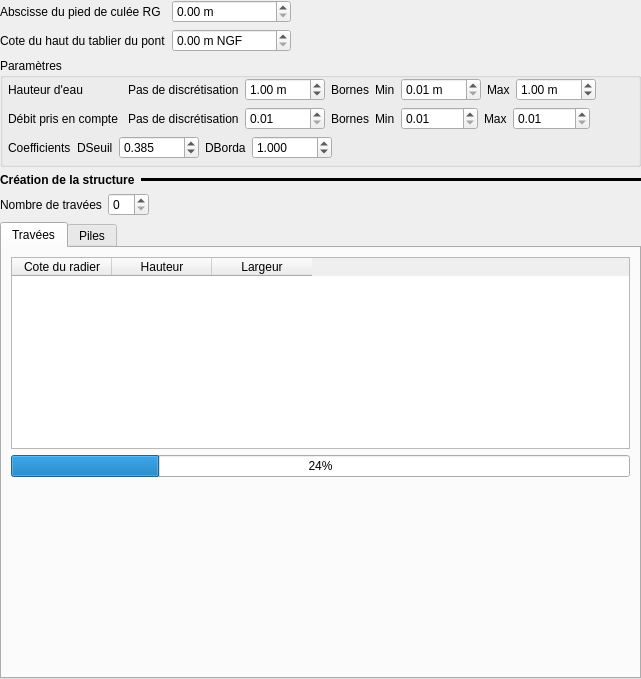
Above: ui/structures/ui_borda_da.ui from Artelia/Mascaret before the change. Below: the same form after it.
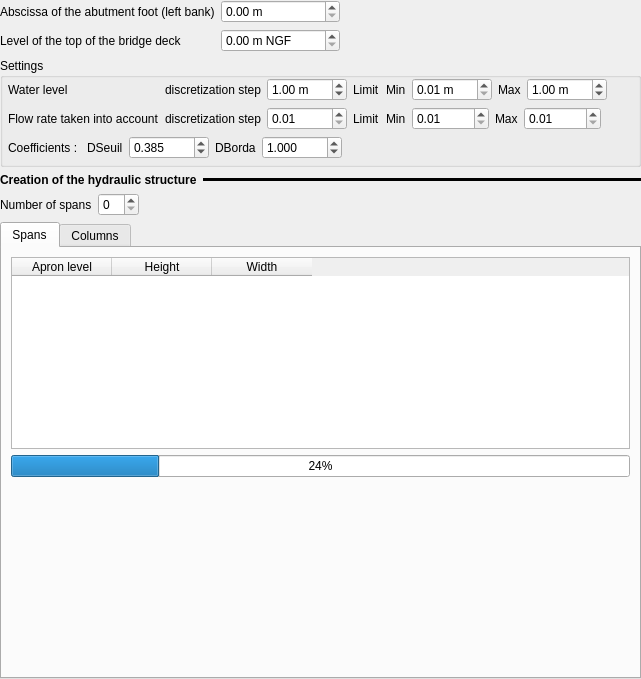
That is the form after the change.

```diff
--- a/ui/structures/ui_borda_da.ui
+++ b/ui/structures/ui_borda_da.ui
@@ -60,14 +60,14 @@
      <item row="2" column="0">
       <widget class="QLabel" name="label_6">
        <property name="text">
-        <string>Cote du haut du tablier du pont</string>
+        <string>Level of the top of the bridge deck</string>
        </property>
       </widget>
      </item>
      <item row="1" column="0">
       <widget class="QLabel" name="label_17">
        <property name="text">
-        <string>Abscisse du pied de culée RG</string>
+        <string>Abscissa of the abutment foot (left bank)</string>
        </property>
       </widget>
      </item>
@@ -92,7 +92,7 @@
    <item>
     <widget class="QGroupBox" name="groupBox_5">
      <property name="title">
-      <string>Paramètres</string>
+      <string>Settings</string>
      </property>
      <layout class="QVBoxLayout" name="verticalLayout_18">
       <property name="leftMargin">
@@ -112,14 +112,14 @@
         <item row="1" column="1">
          <widget class="QLabel" name="label_8">
           <property name="text">
-           <string>Pas de discrétisation</string>
+           <string>discretization step</string>
           </property>
          </widget>
         </item>
         <item row="1" column="0">
          <widget class="QLabel" name="label_45">
           <property name="text">
-           <string>Débit pris en compte </string>
+           <string>Flow rate taken into account</string>
           </property>
          </widget>
         </item>
@@ -164,21 +164,21 @@
         <item row="0" column="1">
          <widget class="QLabel" name="label_9">
           <property name="text">
-           <string>Pas de discrétisation</string>
+           <string>discretization step</string>
           </property>
          </widget>
         </item>
         <item row="0" column="3">
          <widget class="QLabel" name="label_46">
           <property name="text">
-           <string>Bornes</string>
+           <string>Limit</string>
           </property>
          </widget>
         </item>
         <item row="0" column="0">
          <widget class="QLabel" name="label_47">
           <property name="text">
-           <string>Hauteur d'eau</string>
+           <string>Water level</string>
           </property>
          </widget>
         </item>
@@ -257,7 +257,7 @@
         <item row="1" column="3">
          <widget class="QLabel" name="label_50">
           <property name="text">
-           <string>Bornes</string>
+           <string>Limit</string>
           </property>
          </widget>
         </item>
@@ -331,7 +331,7 @@
         <item>
          <widget class="QLabel" name="label_10">
           <property name="text">
-           <string>Coefficients</string>
+           <string>Coefficients : </string>
           </property>
          </widget>
         </item>
@@ -425,7 +425,7 @@
         </font>
        </property>
        <property name="text">
-        <string>Création de la structure</string>
+        <string>Creation of the hydraulic structure</string>
        </property>
       </widget>
      </item>
@@ -452,7 +452,7 @@
      <item>
       <widget class="QLabel" name="label_18">
        <property name="text">
-        <string>Nombre de travées</string>
+        <string>Number of spans</string>
        </property>
       </widget>
      </item>
@@ -491,7 +491,7 @@
      </property>
      <widget class="QWidget" name="ong_trav">
       <attribute name="title">
-       <string>Travées</string>
+       <string>Spans</string>
       </attribute>
       <layout class="QVBoxLayout" name="verticalLayout_6">
        <item>
@@ -510,17 +510,17 @@
          </attribute>
          <column>
           <property name="text">
-           <string>Cote du radier</string>
+           <string>Apron level</string>
           </property>
          </column>
          <column>
           <property name="text">
-           <string>Hauteur</string>
+           <string>Height</string>
           </property>
          </column>
          <column>
           <property name="text">
-           <string>Largeur</string>
+           <string>Width</string>
           </property>
          </column>
         </widget>
@@ -549,7 +549,7 @@
      </widget>
      <widget class="QWidget" name="ong_pile">
       <attribute name="title">
-       <string>Piles</string>
+       <string>Columns</string>
       </attribute>
       <layout class="QVBoxLayout" name="verticalLayout_2">
        <item>
```
Left out of the diff: 2 changed lines with no effect on the pictures.
